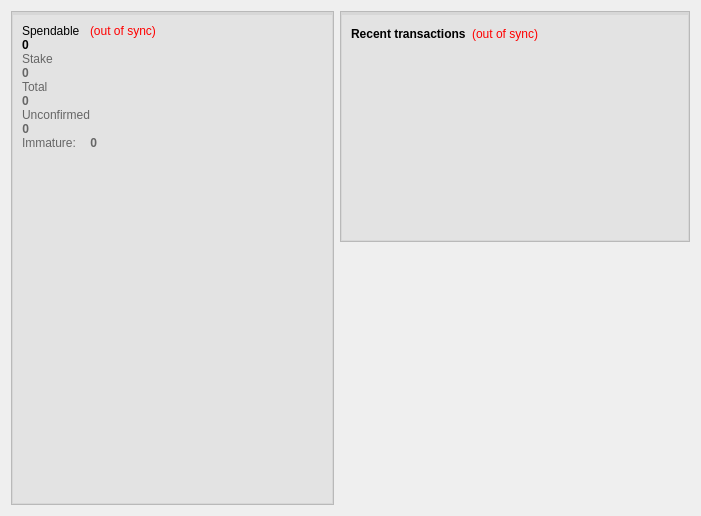
This is src/qt/forms/overviewpage.ui in ultra-pool/g3nstake as Qt 5 draws it before an edit. The edited form follows.
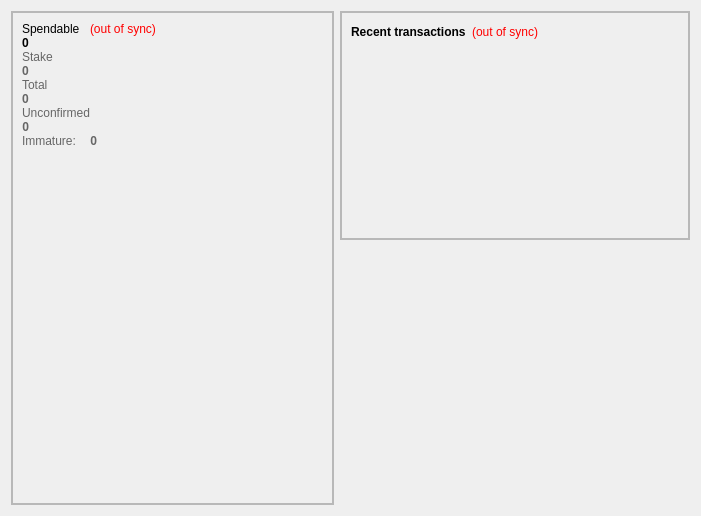
This is the edited form. Icons and pictures are not drawn.

```diff
--- a/src/qt/forms/overviewpage.ui
+++ b/src/qt/forms/overviewpage.ui
@@ -19,17 +19,7 @@
      <item>
       <widget class="QFrame" name="frame">
        <property name="styleSheet">
-        <string notr="true">#frame
-{
-background-color: rgb(227, 227, 227);
-border: 1px solid rgb(185,185,185);
-}
-
-#frame_4
-{
-border:1px solid rgb(215,215,215);
-border-top: 3px solid rgb(215,215,215);
-}</string>
+        <string notr="true"/>
        </property>
        <property name="frameShape">
         <enum>QFrame::StyledPanel</enum>
@@ -619,17 +609,7 @@
         </size>
        </property>
        <property name="styleSheet">
-        <string notr="true">#frame_2
-{
-background-color: rgb(227, 227, 227);
-border: 1px solid rgb(185,185,185);
-}
-
-#frame_3
-{
-border:1px solid rgb(215,215,215);
-border-top: 3px solid rgb(215,215,215);
-}</string>
+        <string notr="true"/>
        </property>
        <property name="frameShape">
         <enum>QFrame::StyledPanel</enum>
```
